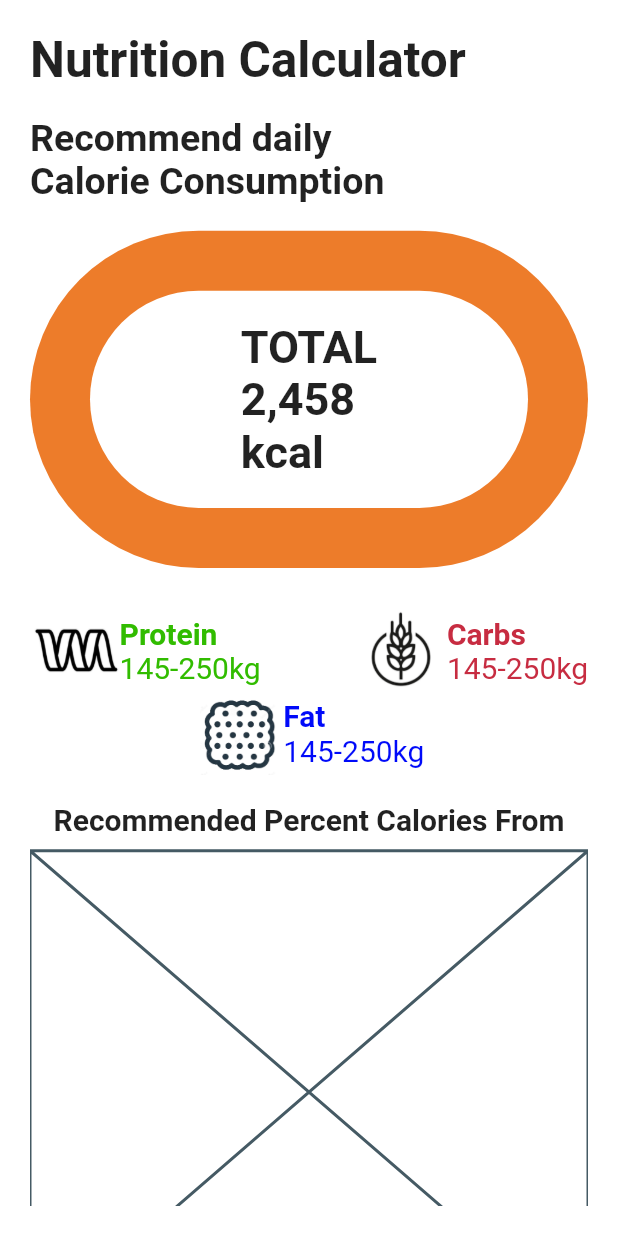
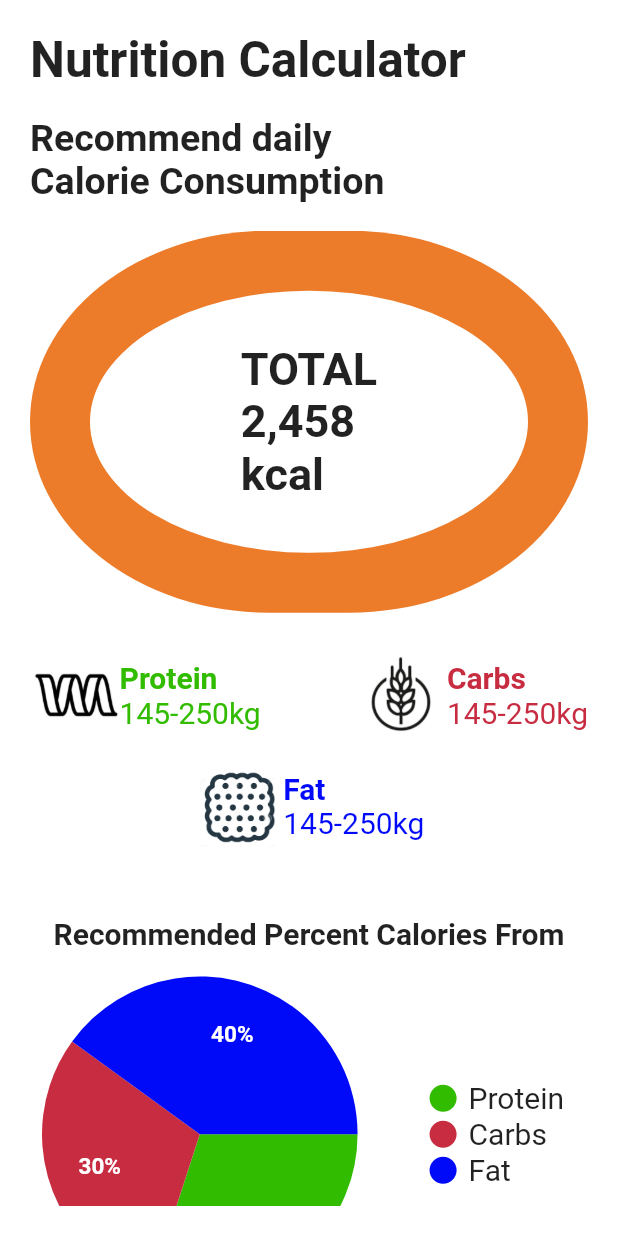
Before and after one commit to glory-i/trial_fyp_mobile, a Flutter app: the Home screen opened directly, item 3 of the bottom bar chosen, scrolled down 328 dp, after a tap on "Calculate", on a phone screen of 412 x 824 dp. Run offline on Flutter 3.47's test engine with Material 2 defaults, Android fonts, the light colour scheme and no system bars; drawn by our look-alikes of pie_chart; our stand-ins replace dropdown_button2, flutter_secure_storage, flutter_svg, internet_connection_checker, pin_code_fields; accounts and stored records are empty; project files that could hold a hidden picture were left out.

Commit message:
Dashboard

```diff
--- a/lib/utility/constants.dart
+++ b/lib/utility/constants.dart
@@ -4,6 +4,8 @@ const kSelectedNavbarColor = 0XFF06AA34;
 const kSecondaryBackgroundColor = 0XFF0E6400;
 const kErrorColor = 0xFFC72C41;
 const kGreenColor = 0xFF31BC00;
+const kLightGreeColor = 0xFFF0FFF0;
+const kInactiveGreenColor = 0xFFBDDFB2;
 const kBlueColor = 0xFF000AF9;
 
 const String sedentary = 'Sedentary';
--- /dev/null
+++ b/lib/views/HomeApp/dashboard.dart
@@ -0,0 +1,238 @@
+import 'package:flutter/cupertino.dart';
+import 'package:flutter/material.dart';
+import 'package:trial_fyp_mobile/size_config.dart';
+import 'package:trial_fyp_mobile/utility/constants.dart';
+
+enum MealTime { breakfast, lunch, dinner }
+
+class DashboardScreen extends StatefulWidget {
+  const DashboardScreen({super.key});
+
+  @override
+  State<DashboardScreen> createState() => _DashboardScreenState();
+}
+
+class _DashboardScreenState extends State<DashboardScreen> {
+  MealTime? selectedMealTime;
+  String availableMeals() {
+    if (selectedMealTime == MealTime.breakfast) {
+      return 'Breakfast';
+    } else if (selectedMealTime == MealTime.lunch) {
+      return "Lunch";
+    } else {
+      return "Dinner";
+    }
+  }
+
+  @override
+  void initState() {
+    super.initState();
+    selectedMealTime = MealTime.breakfast;
+  }
+
+  @override
+  Widget build(BuildContext context) {
+    return Scaffold(
+      backgroundColor: Colors.white,
+      body: SafeArea(
+        child: Padding(
+          padding: EdgeInsets.symmetric(
+              horizontal: getProportionateScreenWidth(20),
+              vertical: getProportionateScreenHeight(30)),
+          child: SingleChildScrollView(
+            child: Column(
+              crossAxisAlignment: CrossAxisAlignment.start,
+              children: [
+                const Center(
+                  child: Text(
+                    'FOODIFIED',
+                    style: TextStyle(fontSize: 30, fontWeight: FontWeight.bold),
+                  ),
+                ),
+                SizedBox(height: getProportionateScreenHeight(20)),
+                const Text(
+                  'Welcome Glory,',
+                  style: TextStyle(fontSize: 22),
+                ),
+                SizedBox(height: getProportionateScreenHeight(20)),
+                TextFormField(
+                  decoration: InputDecoration(
+                      hintText: "Searach for a Meal",
+                      suffixIcon: IconButton(
+                        icon: Icon(Icons.search),
+                        onPressed: () {},
+                      ),
+                      border: OutlineInputBorder(
+                          borderRadius: BorderRadius.circular(20))),
+                ),
+                SizedBox(height: getProportionateScreenHeight(20)),
+                const Text(
+                  'Popular Meals',
+                  style: TextStyle(fontSize: 22, fontWeight: FontWeight.bold),
+                ),
+                SizedBox(height: getProportionateScreenHeight(20)),
+
+                /// Meal Card
+                SingleChildScrollView(
+                  scrollDirection: Axis.horizontal,
+                  child: Row(
+                    children: [
+                      MealTimeCard(
+                        onPressed: () {
+                          setState(() {
+                            selectedMealTime = MealTime.breakfast;
+                          });
+                        },
+                        text: 'Breakfast',
+                        buttonColor: selectedMealTime == MealTime.breakfast
+                            ? const Color(kGreenColor)
+                            : const Color(kInactiveGreenColor),
+                        textColor: selectedMealTime == MealTime.breakfast
+                            ? Colors.white
+                            : Colors.black,
+                      ),
+                      SizedBox(width: getProportionateScreenWidth(30)),
+                      MealTimeCard(
+                        onPressed: () {
+                          setState(() {
+                            selectedMealTime = MealTime.lunch;
+                          });
+                        },
+                        text: 'Lunch',
+                        buttonColor: selectedMealTime == MealTime.lunch
+                            ? const Color(kGreenColor)
+                            : const Color(kInactiveGreenColor),
+                        textColor: selectedMealTime == MealTime.lunch
+                            ? Colors.white
+                            : Colors.black,
+                      ),
+                      SizedBox(width: getProportionateScreenWidth(30)),
+                      MealTimeCard(
+                        onPressed: () {
+                          setState(() {
+                            selectedMealTime = MealTime.dinner;
+                          });
+                        },
+                        text: 'Dinner',
+                        buttonColor: selectedMealTime == MealTime.dinner
+                            ? const Color(kGreenColor)
+                            : const Color(kInactiveGreenColor),
+                        textColor: selectedMealTime == MealTime.dinner
+                            ? Colors.white
+                            : Colors.black,
+                      ),
+                    ],
+                  ),
+                ),
+                SizedBox(height: getProportionateScreenHeight(30)),
+                SingleChildScrollView(
+                  scrollDirection: Axis.horizontal,
+                  child: Row(
+                    children: [
+                      MealCard(
+                        image: 'assets/jollofRice',
+                        foodName: 'Fried Rice',
+                        amount: '₦1000',
+                        calories: '450 kcal',
+                      ),
+                      SizedBox(width: getProportionateScreenWidth(30)),
+                      MealCard(
+                        image: 'assets/jollofRice',
+                        foodName: 'Fried Rice',
+                        amount: '₦1000',
+                        calories: '450 kcal',
+                      ),
+                      SizedBox(width: getProportionateScreenWidth(30)),
+                      MealCard(
+                        image: 'assets/jollofRice',
+                        foodName: 'Fried Rice',
+                        amount: '₦1000',
+                        calories: '450 kcal',
+                      ),
+                      SizedBox(width: getProportionateScreenWidth(30)),
+                    ],
+                  ),
+                ),
+              ],
+            ),
+          ),
+        ),
+      ),
+    );
+  }
+}
+
+class MealCard extends StatelessWidget {
+  const MealCard({
+    super.key,
+    required this.image,
+    required this.foodName,
+    required this.amount,
+    required this.calories,
+  });
+
+  final String image;
+  final String foodName;
+  final String amount;
+  final String calories;
+  @override
+  Widget build(BuildContext context) {
+    return Container(
+      padding: EdgeInsets.all(getProportionateScreenWidth(10)),
+      decoration: BoxDecoration(
+        color: Color(kLightGreeColor),
+        borderRadius: BorderRadius.circular(20),
+      ),
+      child: Column(
+        crossAxisAlignment: CrossAxisAlignment.start,
+        children: [
+          Image.asset(
+            "assets/jollofRice.png",
+            width: getProportionateScreenWidth(330),
+            height: getProportionateScreenHeight(180),
+          ),
+          Text(
+            foodName,
+            style: TextStyle(fontSize: 20),
+          ),
+          Text(amount, style: TextStyle(fontSize: 20)),
+          Text(calories, style: TextStyle(fontSize: 20))
+        ],
+      ),
+    );
+  }
+}
+
+class MealTimeCard extends StatelessWidget {
+  const MealTimeCard({
+    super.key,
+    this.onPressed,
+    required this.textColor,
+    required this.buttonColor,
+    required this.text,
+  });
+
+  final Function()? onPressed;
+  final Color textColor;
+  final Color buttonColor;
+  final String text;
+
+  @override
+  Widget build(BuildContext context) {
+    return GestureDetector(
+      onTap: onPressed,
+      child: Container(
+        padding: EdgeInsets.symmetric(
+            horizontal: getProportionateScreenWidth(35),
+            vertical: getProportionateScreenHeight(10)),
+        decoration: BoxDecoration(
+            color: buttonColor, borderRadius: BorderRadius.circular(30)),
+        child: Text(
+          text,
+          style: TextStyle(
+              fontWeight: FontWeight.bold, fontSize: 20, color: textColor),
+        ),
+      ),
+    );
+  }
+}
--- a/lib/views/HomeApp/home.dart
+++ b/lib/views/HomeApp/home.dart
@@ -1,6 +1,7 @@
 import 'package:flutter/material.dart';
 import 'package:flutter_svg/svg.dart';
 import 'package:trial_fyp_mobile/size_config.dart';
+import 'package:trial_fyp_mobile/views/HomeApp/dashboard.dart';
 import 'package:trial_fyp_mobile/views/HomeApp/profile.dart';
 import 'package:trial_fyp_mobile/views/MealPlan/create_meal_plan.dart';
 import 'package:trial_fyp_mobile/views/NutritionCalculator/nutrition.dart';
@@ -15,14 +16,12 @@ class Home extends StatefulWidget {
 }
 
 class _HomeState extends State<Home> {
-
-  int currentIndex =0;
+  int currentIndex = 0;
   final screens = [
-    ProfileScreen(),
+    DashboardScreen(),
     CreateMealPlan(),
     NutritionCalculatorScreen(),
     ProfileScreen(),
-
   ];
 
   @override
@@ -44,20 +43,16 @@ class _HomeState extends State<Home> {
       body: screens[currentIndex],
       bottomNavigationBar: Container(
         decoration: BoxDecoration(
-          border: Border(top: BorderSide(width: 2, color: Colors.green))
-        ),
-
+            border: Border(top: BorderSide(width: 2, color: Colors.green))),
         child: BottomNavigationBar(
-          elevation: 0,
+            elevation: 0,
             currentIndex: currentIndex,
-            onTap: (index){
+            onTap: (index) {
               setState(() {
                 currentIndex = index;
               });
-
             },
             selectedItemColor: const Color(kSelectedNavbarColor),
-
             type: BottomNavigationBarType.fixed,
             //backgroundColor: Color(kPrimaryBackgroundColor),
 
@@ -68,7 +63,6 @@ class _HomeState extends State<Home> {
                     width: getProportionateScreenWidth(37.5),
                     height: getProportionateScreenHeight(24.08),
                   ),
-
                   activeIcon: SvgPicture.asset(
                     "assets/homeicon2.svg",
                     width: getProportionateScreenWidth(37.5),
--- a/lib/views/NutritionCalculator/nutrition_calculated.dart
+++ b/lib/views/NutritionCalculator/nutrition_calculated.dart
@@ -1,5 +1,6 @@
 import 'package:flutter/material.dart';
 import 'package:flutter_svg/flutter_svg.dart';
+import 'package:pie_chart/pie_chart.dart';
 import 'package:trial_fyp_mobile/size_config.dart';
 import 'package:trial_fyp_mobile/utility/constants.dart';
 import 'package:trial_fyp_mobile/views/MealPlan/meal.dart';
@@ -7,8 +8,14 @@ import 'package:trial_fyp_mobile/views/MealPlan/meal.dart';
 class NutritionCalculated extends StatelessWidget {
   const NutritionCalculated({super.key});
   static const id = '/nutritionCalulator';
+
   @override
   Widget build(BuildContext context) {
+    Map<String, double> dataMap = {
+      "Protein": 30,
+      "Carbs": 30,
+      "Fat": 40,
+    };
     return Scaffold(
       backgroundColor: Colors.white,
       body: SafeArea(
@@ -27,18 +34,28 @@ class NutritionCalculated extends StatelessWidget {
                 style: TextStyle(fontSize: 25, fontWeight: FontWeight.w700),
               ),
               SizedBox(height: getProportionateScreenHeight(20)),
+              Expanded(
+                child: SingleChildScrollView(
+                  child: Column(
+                    crossAxisAlignment: CrossAxisAlignment.start,
+                    children: [
                       Container(
                         width: double.infinity,
                         //height: 250,
-                decoration: BoxDecoration(
-                    color: const Color(0xFFED7C2A),
-                    borderRadius: BorderRadius.circular(200)),
+                        decoration: const BoxDecoration(
+                            color: Color(0xFFED7C2A),
+                            borderRadius: BorderRadius.horizontal(
+                                left: Radius.elliptical(250, 200),
+                                right: Radius.elliptical(250, 200))),
                         child: Container(
-                  padding: EdgeInsets.all(getProportionateScreenWidth(20)),
+                          padding:
+                              EdgeInsets.all(getProportionateScreenWidth(35)),
                           margin: const EdgeInsets.all(40),
-                  decoration: BoxDecoration(
+                          decoration: const BoxDecoration(
                               color: Colors.white,
-                      borderRadius: BorderRadius.circular(200)),
+                              borderRadius: BorderRadius.horizontal(
+                                  left: Radius.elliptical(250, 150),
+                                  right: Radius.elliptical(250, 150))),
                           child: const Center(
                             child: Text(
                               'TOTAL\n2,458\nkcal',
@@ -51,10 +68,6 @@ class NutritionCalculated extends StatelessWidget {
                         ),
                       ),
                       SizedBox(height: getProportionateScreenHeight(30)),
-              Expanded(
-                child: SingleChildScrollView(
-                  child: Column(
-                    children: [
                       Row(
                         mainAxisAlignment: MainAxisAlignment.spaceBetween,
                         children: const [
@@ -72,6 +85,7 @@ class NutritionCalculated extends StatelessWidget {
                           )
                         ],
                       ),
+                      SizedBox(height: getProportionateScreenHeight(20)),
                       Row(
                         mainAxisAlignment: MainAxisAlignment.center,
                         children: const [
@@ -83,7 +97,7 @@ class NutritionCalculated extends StatelessWidget {
                           ),
                         ],
                       ),
-                      SizedBox(height: getProportionateScreenHeight(20)),
+                      SizedBox(height: getProportionateScreenHeight(50)),
                       const Center(
                           child: Text(
                         'Recommended Percent Calories From',
@@ -91,9 +105,28 @@ class NutritionCalculated extends StatelessWidget {
                             fontSize: 20, fontWeight: FontWeight.bold),
                       )),
                       SizedBox(height: getProportionateScreenHeight(10)),
-                      Placeholder(
-                        fallbackWidth: getProportionateScreenWidth(350),
-                        fallbackHeight: getProportionateScreenHeight(350),
+                      // Placeholder(
+                      //   fallbackWidth: getProportionateScreenWidth(350),
+                      //   fallbackHeight: getProportionateScreenHeight(350),
+                      // ),
+                      PieChart(
+                        dataMap: dataMap,
+                        chartType: ChartType.disc,
+                        colorList: const [
+                          Color(kGreenColor),
+                          Color(kErrorColor),
+                          Color(kBlueColor)
+                        ],
+                        legendOptions: const LegendOptions(
+                            legendTextStyle: TextStyle(fontSize: 20)),
+                        chartValuesOptions: const ChartValuesOptions(
+                            decimalPlaces: 0,
+                            showChartValuesInPercentage: true,
+                            showChartValueBackground: false,
+                            chartValueStyle: TextStyle(
+                                color: Colors.white,
+                                fontSize: 15,
+                                fontWeight: FontWeight.bold)),
                       ),
                       SizedBox(height: getProportionateScreenHeight(50))
                     ],
```
Also changed, not shown: pubspec.yaml (+8 -19 lines), assets/jollofRice.png (added), assets/rice.png (added), pubspec.lock. Lines whose indentation alone changed are shown as unchanged.
